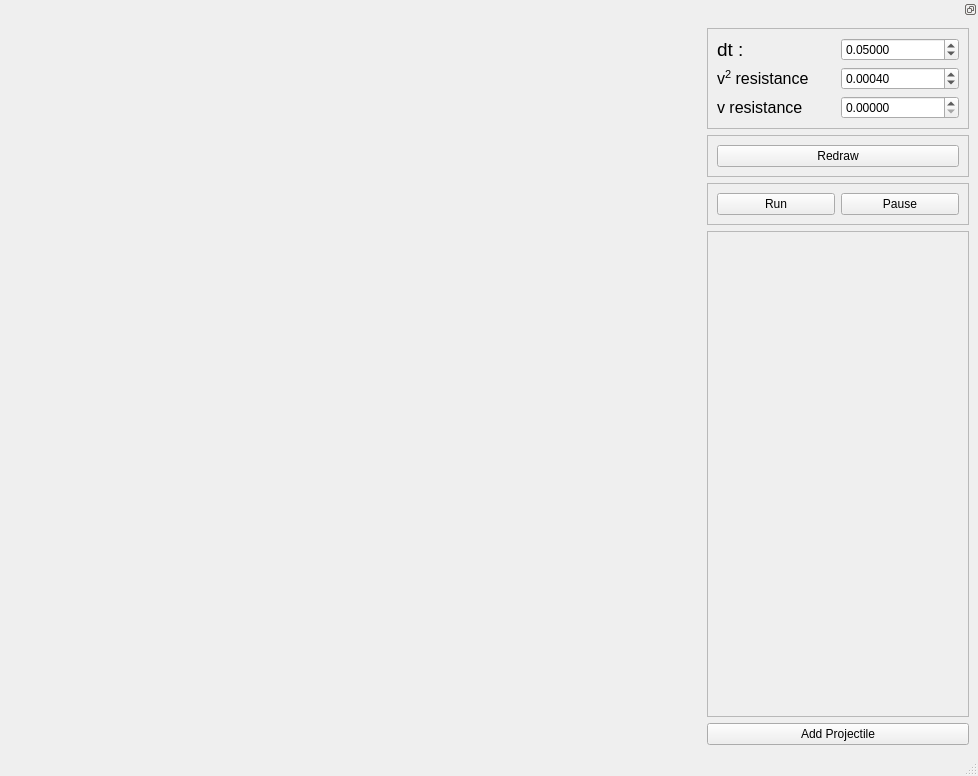
First picture: the form in code/main.ui, repository Ragav-KS/Projectile-Simulator, before the edit.
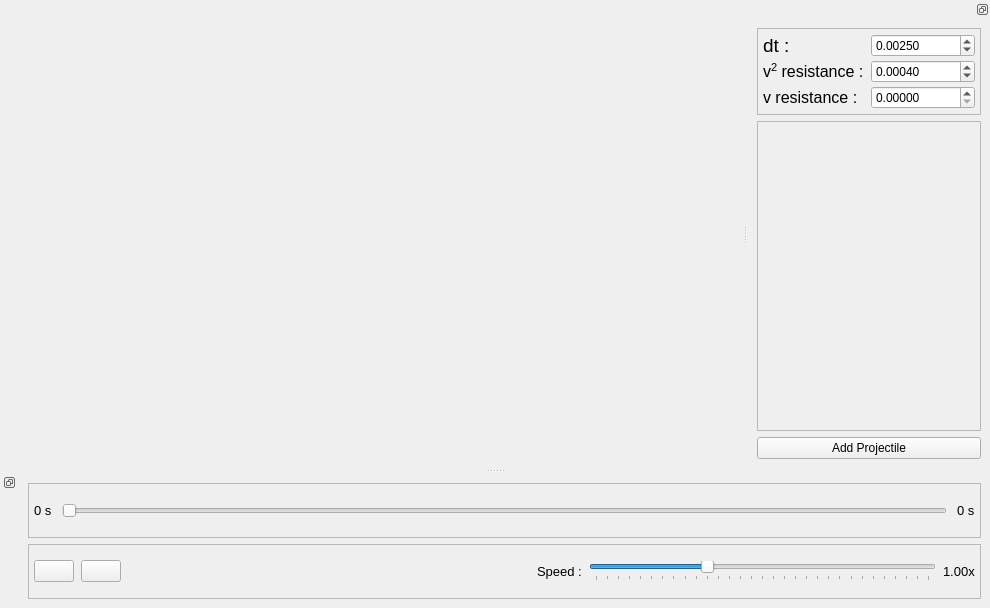
Second picture: the form after the edit. Icons and pictures are not drawn.

Commit message: UI changes & feature add ons, algortihm fix.

Patch:
```diff
--- a/code/main.ui
+++ b/code/main.ui
@@ -6,8 +6,8 @@
    <rect>
     <x>0</x>
     <y>0</y>
-    <width>978</width>
-    <height>776</height>
+    <width>990</width>
+    <height>608</height>
    </rect>
   </property>
   <property name="windowTitle">
@@ -32,17 +32,22 @@
     </rect>
    </property>
   </widget>
-  <widget class="QStatusBar" name="statusbar"/>
   <widget class="QDockWidget" name="dockWidget">
+   <property name="sizePolicy">
+    <sizepolicy hsizetype="Minimum" vsizetype="Minimum">
+     <horstretch>0</horstretch>
+     <verstretch>0</verstretch>
+    </sizepolicy>
+   </property>
    <property name="minimumSize">
     <size>
-     <width>280</width>
+     <width>242</width>
      <height>443</height>
     </size>
    </property>
    <property name="maximumSize">
     <size>
-     <width>280</width>
+     <width>245</width>
      <height>524287</height>
     </size>
    </property>
@@ -68,15 +73,39 @@
        <property name="frameShadow">
         <enum>QFrame::Raised</enum>
        </property>
+       <property name="lineWidth">
+        <number>1</number>
+       </property>
        <layout class="QGridLayout" name="gridLayout_2">
-        <item row="0" column="0">
-         <widget class="QLabel" name="label">
-          <property name="text">
-           <string>&lt;html&gt;&lt;head/&gt;&lt;body&gt;&lt;p&gt;&lt;span style=&quot; font-size:14pt;&quot;&gt;dt :&lt;/span&gt;&lt;/p&gt;&lt;/body&gt;&lt;/html&gt;</string>
+        <property name="sizeConstraint">
+         <enum>QLayout::SetDefaultConstraint</enum>
+        </property>
+        <property name="leftMargin">
+         <number>5</number>
+        </property>
+        <property name="topMargin">
+         <number>5</number>
+        </property>
+        <property name="rightMargin">
+         <number>5</number>
+        </property>
+        <property name="bottomMargin">
+         <number>5</number>
+        </property>
+        <property name="spacing">
+         <number>3</number>
+        </property>
+        <item row="3" column="1">
+         <widget class="QDoubleSpinBox" name="txt_B">
+          <property name="decimals">
+           <number>5</number>
+          </property>
+          <property name="singleStep">
+           <double>0.005000000000000</double>
           </property>
          </widget>
         </item>
-        <item row="0" column="1">
+        <item row="1" column="1">
          <widget class="QDoubleSpinBox" name="txt_dt">
           <property name="decimals">
            <number>5</number>
@@ -85,18 +114,18 @@
            <double>0.000000000000000</double>
           </property>
           <property name="value">
-           <double>0.050000000000000</double>
+           <double>0.002500000000000</double>
           </property>
          </widget>
         </item>
-        <item row="2" column="0">
-         <widget class="QLabel" name="label_4">
+        <item row="1" column="0">
+         <widget class="QLabel" name="label">
           <property name="text">
-           <string>&lt;html&gt;&lt;head/&gt;&lt;body&gt;&lt;p&gt;&lt;span style=&quot; font-size:12pt;&quot;&gt;v resistance&lt;/span&gt;&lt;/p&gt;&lt;/body&gt;&lt;/html&gt;</string>
+           <string>&lt;html&gt;&lt;head/&gt;&lt;body&gt;&lt;p&gt;&lt;span style=&quot; font-size:14pt;&quot;&gt;dt :&lt;/span&gt;&lt;/p&gt;&lt;/body&gt;&lt;/html&gt;</string>
           </property>
          </widget>
         </item>
-        <item row="1" column="1">
+        <item row="2" column="1">
          <widget class="QDoubleSpinBox" name="txt_A">
           <property name="decimals">
            <number>5</number>
@@ -106,68 +135,17 @@
           </property>
          </widget>
         </item>
-        <item row="1" column="0">
+        <item row="2" column="0">
          <widget class="QLabel" name="label_3">
           <property name="text">
-           <string>&lt;html&gt;&lt;head/&gt;&lt;body&gt;&lt;p&gt;&lt;span style=&quot; font-size:12pt;&quot;&gt;v&lt;/span&gt;&lt;span style=&quot; font-size:12pt; vertical-align:super;&quot;&gt;2&lt;/span&gt;&lt;span style=&quot; font-size:12pt;&quot;&gt; resistance&lt;/span&gt;&lt;/p&gt;&lt;/body&gt;&lt;/html&gt;</string>
+           <string>&lt;html&gt;&lt;head/&gt;&lt;body&gt;&lt;p&gt;&lt;span style=&quot; font-size:12pt;&quot;&gt;v&lt;/span&gt;&lt;span style=&quot; font-size:12pt; vertical-align:super;&quot;&gt;2&lt;/span&gt;&lt;span style=&quot; font-size:12pt;&quot;&gt; resistance  :&lt;/span&gt;&lt;/p&gt;&lt;/body&gt;&lt;/html&gt;</string>
           </property>
          </widget>
         </item>
-        <item row="2" column="1">
-         <widget class="QDoubleSpinBox" name="txt_B">
-          <property name="decimals">
-           <number>5</number>
-          </property>
-         </widget>
-        </item>
-       </layout>
-      </widget>
-     </item>
-     <item>
-      <widget class="QFrame" name="frame_3">
-       <property name="frameShape">
-        <enum>QFrame::StyledPanel</enum>
-       </property>
-       <property name="frameShadow">
-        <enum>QFrame::Raised</enum>
-       </property>
-       <layout class="QGridLayout" name="gridLayout_4">
-        <item row="0" column="0">
-         <widget class="QPushButton" name="button_Redraw">
+        <item row="3" column="0">
+         <widget class="QLabel" name="label_4">
           <property name="text">
-           <string>Redraw</string>
-          </property>
-         </widget>
-        </item>
-       </layout>
-      </widget>
-     </item>
-     <item>
-      <widget class="QFrame" name="frame_2">
-       <property name="maximumSize">
-        <size>
-         <width>16777215</width>
-         <height>51</height>
-        </size>
-       </property>
-       <property name="frameShape">
-        <enum>QFrame::StyledPanel</enum>
-       </property>
-       <property name="frameShadow">
-        <enum>QFrame::Raised</enum>
-       </property>
-       <layout class="QGridLayout" name="gridLayout_3">
-        <item row="0" column="0">
-         <widget class="QPushButton" name="button_Run">
-          <property name="text">
-           <string>Run</string>
-          </property>
-         </widget>
-        </item>
-        <item row="0" column="1">
-         <widget class="QPushButton" name="button_Pause">
-          <property name="text">
-           <string>Pause</string>
+           <string>&lt;html&gt;&lt;head/&gt;&lt;body&gt;&lt;p&gt;&lt;span style=&quot; font-size:12pt;&quot;&gt;v   resistance :&lt;/span&gt;&lt;/p&gt;&lt;/body&gt;&lt;/html&gt;</string>
           </property>
          </widget>
         </item>
@@ -193,14 +171,33 @@
          <rect>
           <x>0</x>
           <y>0</y>
-          <width>256</width>
-          <height>402</height>
+          <width>218</width>
+          <height>257</height>
          </rect>
         </property>
         <layout class="QVBoxLayout" name="verticalLayout_2">
          <item>
           <widget class="QWidget" name="PBoxContainer" native="true">
-           <layout class="QVBoxLayout" name="verticalLayout_3"/>
+           <layout class="QVBoxLayout" name="verticalLayout_3">
+            <property name="spacing">
+             <number>3</number>
+            </property>
+            <property name="sizeConstraint">
+             <enum>QLayout::SetDefaultConstraint</enum>
+            </property>
+            <property name="leftMargin">
+             <number>5</number>
+            </property>
+            <property name="topMargin">
+             <number>5</number>
+            </property>
+            <property name="rightMargin">
+             <number>5</number>
+            </property>
+            <property name="bottomMargin">
+             <number>5</number>
+            </property>
+           </layout>
           </widget>
          </item>
          <item>
@@ -230,6 +227,216 @@
     </layout>
    </widget>
   </widget>
+  <widget class="QDockWidget" name="dockWidget_2">
+   <property name="sizePolicy">
+    <sizepolicy hsizetype="Maximum" vsizetype="Minimum">
+     <horstretch>0</horstretch>
+     <verstretch>0</verstretch>
+    </sizepolicy>
+   </property>
+   <property name="minimumSize">
+    <size>
+     <width>481</width>
+     <height>134</height>
+    </size>
+   </property>
+   <property name="features">
+    <set>QDockWidget::DockWidgetFloatable|QDockWidget::DockWidgetMovable|QDockWidget::DockWidgetVerticalTitleBar</set>
+   </property>
+   <property name="allowedAreas">
+    <set>Qt::BottomDockWidgetArea|Qt::TopDockWidgetArea</set>
+   </property>
+   <attribute name="dockWidgetArea">
+    <number>8</number>
+   </attribute>
+   <widget class="QWidget" name="dockWidgetContents">
+    <layout class="QVBoxLayout" name="verticalLayout_4">
+     <item>
+      <widget class="QFrame" name="frame_2">
+       <property name="frameShape">
+        <enum>QFrame::StyledPanel</enum>
+       </property>
+       <property name="frameShadow">
+        <enum>QFrame::Raised</enum>
+       </property>
+       <property name="lineWidth">
+        <number>0</number>
+       </property>
+       <layout class="QHBoxLayout" name="horizontalLayout_3">
+        <property name="spacing">
+         <number>10</number>
+        </property>
+        <property name="sizeConstraint">
+         <enum>QLayout::SetDefaultConstraint</enum>
+        </property>
+        <property name="leftMargin">
+         <number>5</number>
+        </property>
+        <property name="topMargin">
+         <number>5</number>
+        </property>
+        <property name="rightMargin">
+         <number>5</number>
+        </property>
+        <property name="bottomMargin">
+         <number>5</number>
+        </property>
+        <item>
+         <widget class="QLabel" name="lbl_Time">
+          <property name="text">
+           <string>&lt;html&gt;&lt;head/&gt;&lt;body&gt;&lt;p&gt;&lt;span style=&quot; font-size:10pt;&quot;&gt;0 s&lt;/span&gt;&lt;/p&gt;&lt;/body&gt;&lt;/html&gt;</string>
+          </property>
+         </widget>
+        </item>
+        <item>
+         <widget class="QSlider" name="slider_Seek">
+          <property name="singleStep">
+           <number>10</number>
+          </property>
+          <property name="pageStep">
+           <number>100</number>
+          </property>
+          <property name="tracking">
+           <bool>true</bool>
+          </property>
+          <property name="orientation">
+           <enum>Qt::Horizontal</enum>
+          </property>
+         </widget>
+        </item>
+        <item>
+         <widget class="QLabel" name="lbl_MaxTime">
+          <property name="text">
+           <string>&lt;html&gt;&lt;head/&gt;&lt;body&gt;&lt;p&gt;&lt;span style=&quot; font-size:10pt;&quot;&gt;0 s&lt;/span&gt;&lt;/p&gt;&lt;/body&gt;&lt;/html&gt;</string>
+          </property>
+         </widget>
+        </item>
+       </layout>
+      </widget>
+     </item>
+     <item>
+      <widget class="QFrame" name="frame_3">
+       <property name="frameShape">
+        <enum>QFrame::StyledPanel</enum>
+       </property>
+       <property name="frameShadow">
+        <enum>QFrame::Raised</enum>
+       </property>
+       <layout class="QHBoxLayout" name="horizontalLayout">
+        <property name="spacing">
+         <number>7</number>
+        </property>
+        <property name="sizeConstraint">
+         <enum>QLayout::SetDefaultConstraint</enum>
+        </property>
+        <property name="leftMargin">
+         <number>5</number>
+        </property>
+        <property name="topMargin">
+         <number>5</number>
+        </property>
+        <property name="rightMargin">
+         <number>5</number>
+        </property>
+        <property name="bottomMargin">
+         <number>5</number>
+        </property>
+        <item>
+         <widget class="QPushButton" name="button_Run">
+          <property name="minimumSize">
+           <size>
+            <width>0</width>
+            <height>20</height>
+           </size>
+          </property>
+          <property name="toolTip">
+           <string>Run</string>
+          </property>
+          <property name="text">
+           <string/>
+          </property>
+          <property name="icon">
+           <iconset>
+            <normaloff>../icons/icons8-play-100.png</normaloff>
+            <normalon>../icons/icons8-pause-100.png</normalon>../icons/icons8-play-100.png</iconset>
+          </property>
+          <property name="checkable">
+           <bool>true</bool>
+          </property>
+         </widget>
+        </item>
+        <item>
+         <widget class="QPushButton" name="button_Redraw">
+          <property name="minimumSize">
+           <size>
+            <width>0</width>
+            <height>20</height>
+           </size>
+          </property>
+          <property name="toolTip">
+           <string>Redraw</string>
+          </property>
+          <property name="text">
+           <string/>
+          </property>
+          <property name="icon">
+           <iconset>
+            <normaloff>../icons/icons8-refresh-100.png</normaloff>../icons/icons8-refresh-100.png</iconset>
+          </property>
+         </widget>
+        </item>
+        <item>
+         <spacer name="horizontalSpacer_2">
+          <property name="orientation">
+           <enum>Qt::Horizontal</enum>
+          </property>
+          <property name="sizeHint" stdset="0">
+           <size>
+            <width>409</width>
+            <height>20</height>
+           </size>
+          </property>
+         </spacer>
+        </item>
+        <item>
+         <widget class="QLabel" name="label_2">
+          <property name="text">
+           <string>&lt;html&gt;&lt;head/&gt;&lt;body&gt;&lt;p&gt;&lt;span style=&quot; font-size:10pt;&quot;&gt;Speed :&lt;/span&gt;&lt;/p&gt;&lt;/body&gt;&lt;/html&gt;</string>
+          </property>
+         </widget>
+        </item>
+        <item>
+         <widget class="QSlider" name="slider_Speed">
+          <property name="minimum">
+           <number>-100</number>
+          </property>
+          <property name="maximum">
+           <number>200</number>
+          </property>
+          <property name="orientation">
+           <enum>Qt::Horizontal</enum>
+          </property>
+          <property name="tickPosition">
+           <enum>QSlider::TicksBelow</enum>
+          </property>
+          <property name="tickInterval">
+           <number>10</number>
+          </property>
+         </widget>
+        </item>
+        <item>
+         <widget class="QLabel" name="lbl_Speed">
+          <property name="text">
+           <string>&lt;html&gt;&lt;head/&gt;&lt;body&gt;&lt;p&gt;&lt;span style=&quot; font-size:10pt;&quot;&gt;1.00x&lt;/span&gt;&lt;/p&gt;&lt;/body&gt;&lt;/html&gt;</string>
+          </property>
+         </widget>
+        </item>
+       </layout>
+      </widget>
+     </item>
+    </layout>
+   </widget>
+  </widget>
  </widget>
  <resources/>
  <connections/>
```
Left out of the diff: 11 changed lines with no effect on the pictures. The commit also changes 8 other files.
